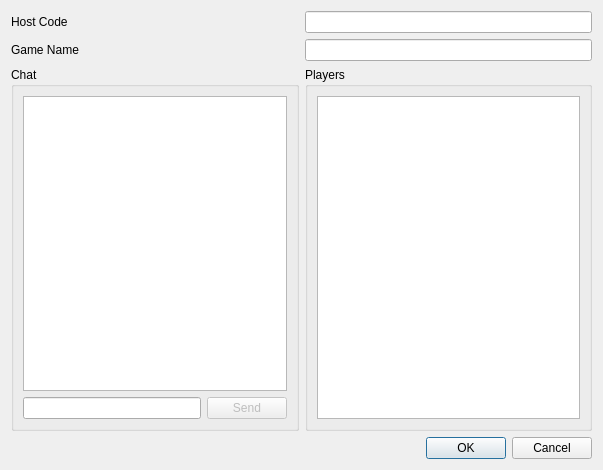
First picture: the form in Source/RMG/UserInterface/Dialog/Netplay/NetplaySessionDialog.ui, repository MarioPartyNetplay/Mupen-MPN, before the edit.
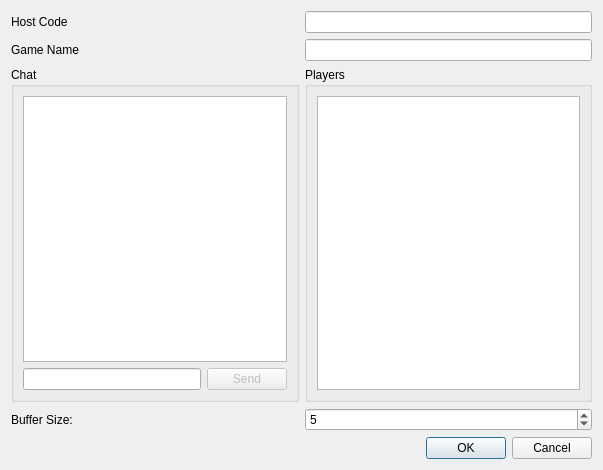
Second picture: the form after the edit.

The edit to the form file:
```diff
--- a/Source/RMG/UserInterface/Dialog/Netplay/NetplaySessionDialog.ui
+++ b/Source/RMG/UserInterface/Dialog/Netplay/NetplaySessionDialog.ui
@@ -111,6 +111,30 @@
      </item>
     </layout>
    </item>
+   <item>
+    <layout class="QHBoxLayout" name="horizontalLayout_5">
+     <item>
+      <widget class="QLabel" name="bufferLabel">
+       <property name="text">
+        <string>Buffer Size:</string>
+       </property>
+      </widget>
+     </item>
+     <item>
+      <widget class="QSpinBox" name="bufferSpinBox">
+       <property name="minimum">
+        <number>1</number>
+       </property>
+       <property name="maximum">
+        <number>35</number>
+       </property>
+       <property name="value">
+        <number>5</number>
+       </property>
+      </widget>
+     </item>
+    </layout>
+   </item>
    <item>
     <widget class="QDialogButtonBox" name="buttonBox">
      <property name="orientation">
```
